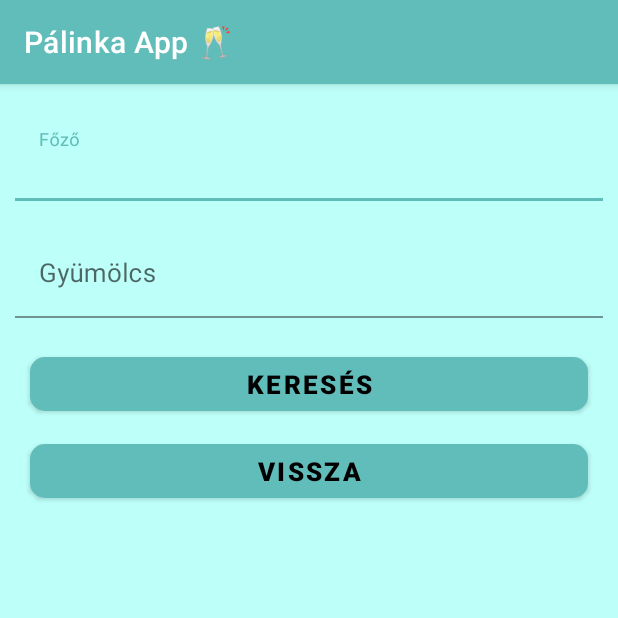
After one commit to Erdodif/PalinkaApp, an Android app: the AdatKeresesActivity screen opened directly, with no data from a screen before it, on a phone screen of 412 x 824 dp, the top half of it. The commit adds this screen. Run offline under Robolectric (Android 15) with nearby library versions, the phone set to English and light mode, and no system bars.

Commit message:
activity_adat_kereses.xml elkészítése és az AdatKeresesActivity.kt létrehozása

```diff
--- a/app/src/main/AndroidManifest.xml
+++ b/app/src/main/AndroidManifest.xml
@@ -9,6 +9,9 @@
         android:roundIcon="@mipmap/ic_launcher_round"
         android:supportsRtl="true"
         android:theme="@style/Theme.SQLiteAlone">
+        <activity
+            android:name=".AdatKeresesActivity"
+            android:exported="false" />
         <activity
             android:name=".AdatFelvetelActivity"
             android:exported="false" />
--- /dev/null
+++ b/app/src/main/java/hu/petrik/sqlitealone/AdatKeresesActivity.kt
@@ -0,0 +1,13 @@
+package hu.petrik.sqlitealone
+
+import androidx.appcompat.app.AppCompatActivity
+import android.os.Bundle
+import hu.petrik.sqlitealone.databinding.ActivityAdatKeresesBinding
+
+class AdatKeresesActivity : AppCompatActivity() {
+    override fun onCreate(savedInstanceState: Bundle?) {
+        super.onCreate(savedInstanceState)
+        val bind = ActivityAdatKeresesBinding.inflate(layoutInflater)
+        setContentView(bind.root)
+    }
+}
--- /dev/null
+++ b/app/src/main/res/layout/activity_adat_kereses.xml
@@ -0,0 +1,62 @@
+<?xml version="1.0" encoding="utf-8"?>
+<LinearLayout xmlns:android="http://schemas.android.com/apk/res/android"
+    xmlns:app="http://schemas.android.com/apk/res-auto"
+    xmlns:tools="http://schemas.android.com/tools"
+    android:layout_width="match_parent"
+    android:layout_height="match_parent"
+    tools:context=".AdatKeresesActivity"
+    android:orientation="vertical"
+    android:background="@color/Tetriary"
+    android:paddingTop="10dp">
+
+    <com.google.android.material.textfield.TextInputLayout
+        android:id="@+id/inputLayout_Fozo"
+        android:layout_width="match_parent"
+        android:layout_height="wrap_content"
+        android:layout_margin="10dp">
+        <com.google.android.material.textfield.TextInputEditText
+            android:layout_width="match_parent"
+            android:layout_height="wrap_content"
+            android:background="@color/Tetriary"
+            android:hint="@string/fozo"
+            android:textSize="17sp"
+            android:inputType="text"/>
+    </com.google.android.material.textfield.TextInputLayout>
+
+    <com.google.android.material.textfield.TextInputLayout
+        android:id="@+id/inputLayout_Gyumolcs"
+        android:layout_width="match_parent"
+        android:layout_height="wrap_content"
+        android:layout_margin="10dp">
+        <com.google.android.material.textfield.TextInputEditText
+            android:layout_width="match_parent"
+            android:layout_height="wrap_content"
+            android:background="@color/Tetriary"
+            android:hint="@string/gyumolcs"
+            android:textSize="17sp"
+            android:inputType="text"/>
+    </com.google.android.material.textfield.TextInputLayout>
+
+    <com.google.android.material.button.MaterialButton
+        android:id="@+id/btn_Kereses"
+        android:layout_width="match_parent"
+        android:layout_height="wrap_content"
+        android:layout_marginHorizontal="20dp"
+        android:layout_marginVertical="10dp"
+        android:text="@string/kereses"
+        android:textColor="@color/black"
+        android:textSize="17sp"
+        android:textStyle="bold"
+        app:cornerRadius="10dp" />
+
+    <com.google.android.material.button.MaterialButton
+        android:id="@+id/btn_Vissza"
+        android:layout_width="match_parent"
+        android:layout_height="wrap_content"
+        android:layout_marginHorizontal="20dp"
+        android:text="@string/vissza"
+        android:textColor="@color/black"
+        android:textSize="17sp"
+        android:textStyle="bold"
+        app:cornerRadius="10dp" />
+</LinearLayout>
--- a/app/src/main/res/values/strings.xml
+++ b/app/src/main/res/values/strings.xml
@@ -8,4 +8,5 @@
     <string name="alkoholtartalom">Alkoholtartalom %</string>
     <string name="vissza">Vissza</string>
     <string name="rogzit">Rögzít</string>
+    <string name="kereses">Keresés</string>
 </resources>
```
